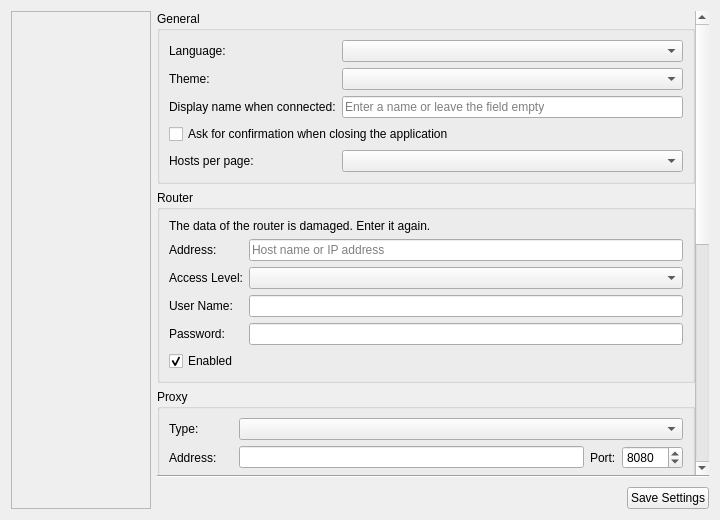
This is source/client/desktop/settings_tab.ui in alexandrkut/aspia-mod as Qt 5 draws it before an edit. The edited form follows.
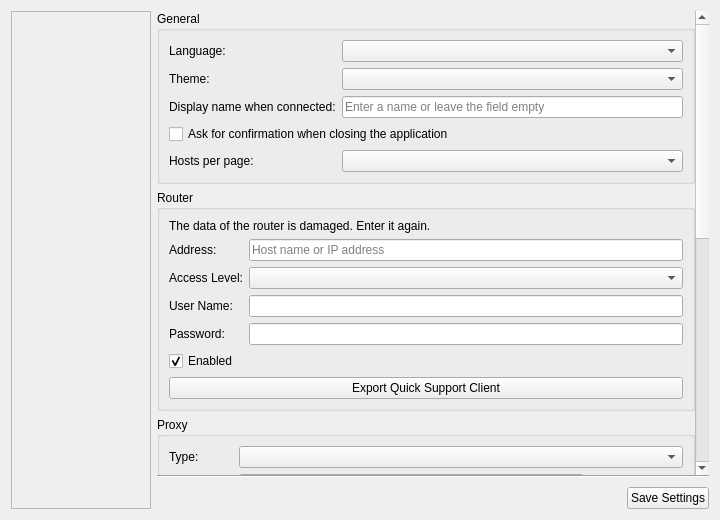
This is the edited form. Custom widgets are drawn as their Qt base class.

Commit message: 3.4.3.4: local changes (QS user type, QS client export, etc.)

Diff of the .ui file:
```diff
--- a/source/client/desktop/settings_tab.ui
+++ b/source/client/desktop/settings_tab.ui
@@ -298,6 +298,13 @@
                    </property>
                   </widget>
                  </item>
+                 <item row="6" column="0" colspan="2">
+                  <widget class="QPushButton" name="button_export_qs_client">
+                   <property name="text">
+                    <string>Export Quick Support Client</string>
+                   </property>
+                  </widget>
+                 </item>
                 </layout>
                </widget>
               </item>
```
The commit also changes 82 other files.
